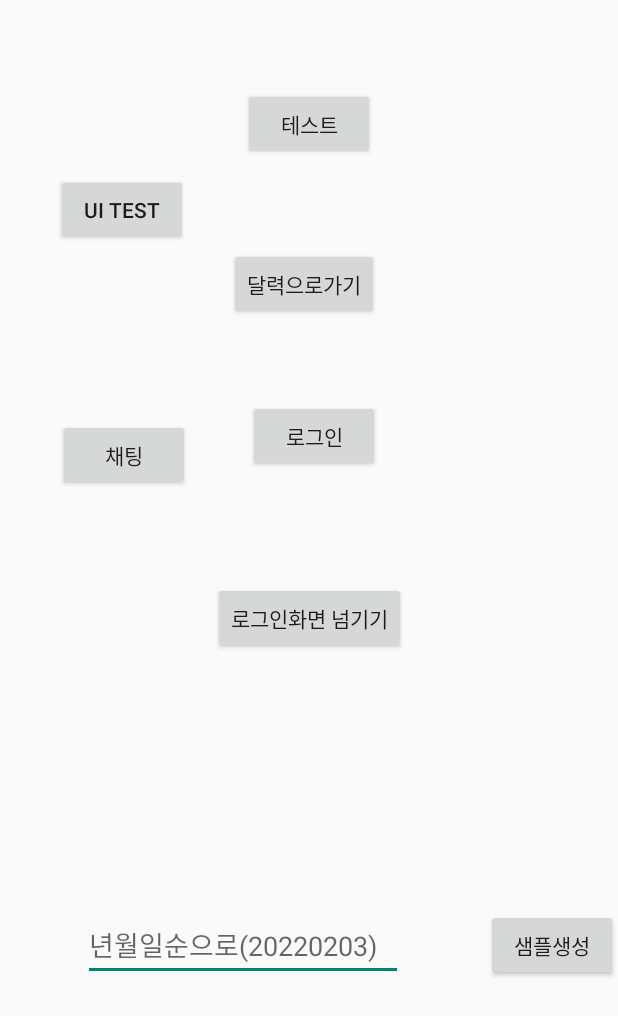
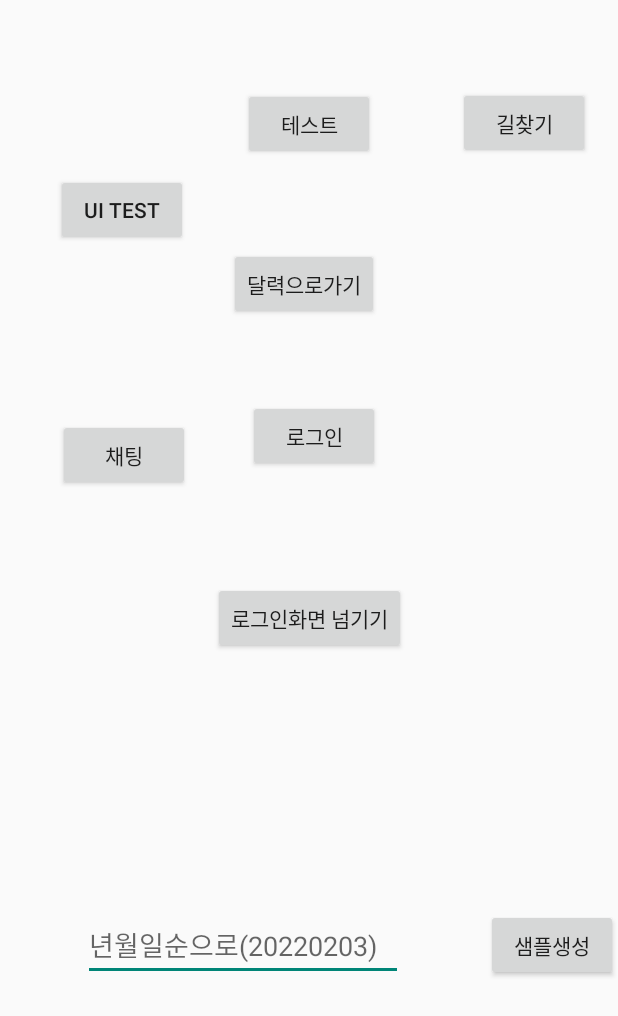
Before and after one commit to wjsghk7664/WalkingMate, an Android app: the screen it shows after launch (MainActivity), on a phone screen of 412 x 824 dp. Shown: the top 1016 px of the screen. Run offline under Robolectric (Android 15) with nearby library versions, the phone set to English and light mode, and no system bars; libraries missing offline, so code that uses them is left out: com.daimajia.androidanimations, com.naver.maps; 1 statement that could not run was skipped.

```diff
--- a/app/src/main/java/com/example/walkingmate/MainActivity.java
+++ b/app/src/main/java/com/example/walkingmate/MainActivity.java
@@ -65,6 +65,13 @@ public class MainActivity extends AppCompatActivity {
         });
 
         findViewById(R.id.uitest).setOnClickListener(new View.OnClickListener() {
+            @Override
+            public void onClick(View view) {
+                startActivity(new Intent(MainActivity.this,UitestingActivity.class));
+            }
+        });
+
+        findViewById(R.id.route).setOnClickListener(new View.OnClickListener() {
             @Override
             public void onClick(View view) {
 
--- a/app/src/main/res/layout/activity_main.xml
+++ b/app/src/main/res/layout/activity_main.xml
@@ -116,5 +116,17 @@
         app:layout_constraintStart_toStartOf="parent"
         app:layout_constraintTop_toTopOf="parent" />
 
+    <Button
+        android:id="@+id/route"
+        android:layout_width="wrap_content"
+        android:layout_height="wrap_content"
+        android:layout_marginStart="36dp"
+        android:text="길찾기"
+        app:layout_constraintBottom_toTopOf="@+id/testbtn"
+        app:layout_constraintEnd_toEndOf="parent"
+        app:layout_constraintStart_toEndOf="@+id/gotest"
+        app:layout_constraintTop_toTopOf="parent"
+        app:layout_constraintVertical_bias="0.104" />
+
 
 </androidx.constraintlayout.widget.ConstraintLayout>
```
